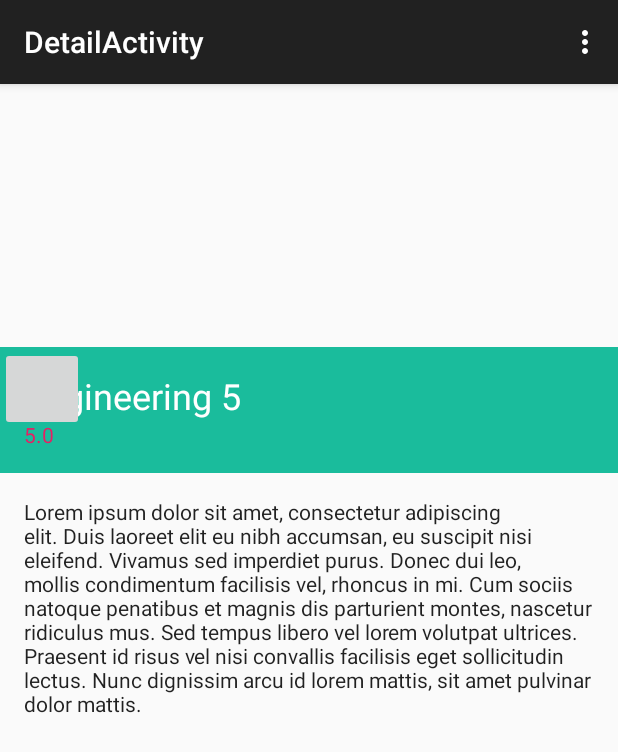
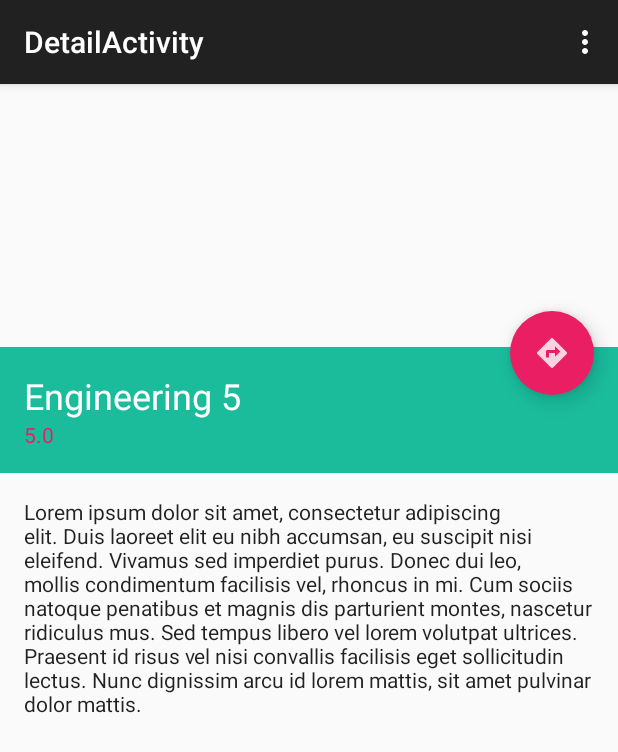
Before and after one commit to adityachugh/Discoveo, an Android app: the DetailActivity screen opened directly, with no data from a screen before it, on a phone screen of 412 x 824 dp. Shown: the top 752 px of the screen. Run offline under Robolectric (Android 15) with nearby library versions, the phone set to English and light mode, and no system bars.

Commit message:
Updated Detail Activity

```diff
--- a/Discoveo/app/src/main/res/layout/activity_detail.xml
+++ b/Discoveo/app/src/main/res/layout/activity_detail.xml
@@ -1,9 +1,12 @@
-<ScrollView xmlns:android="http://schemas.android.com/apk/res/android"
-            xmlns:tools="http://schemas.android.com/tools"
+<RelativeLayout
+    xmlns:android="http://schemas.android.com/apk/res/android"
+    xmlns:tools="http://schemas.android.com/tools"
+    android:layout_width="match_parent"
+    android:layout_height="match_parent">
+<ScrollView
             android:layout_width="match_parent"
             android:layout_height="match_parent"
             tools:context="io.mindbend.discoveo.DetailActivity">
-
 
     <LinearLayout
         android:layout_width="match_parent"
@@ -11,6 +14,7 @@
         android:orientation="vertical">
 
         <ImageView
+            android:scaleType="centerCrop"
             android:id="@+id/location_image"
             android:layout_width="390dp"
             android:layout_height="175dp"/>
@@ -57,16 +61,17 @@
                 android:padding="16dp"
                 android:text="@string/place_holder_text"
                 android:textAppearance="@style/TextAppearance.AppCompat.Body1"/>
-
-            <ImageButton
-                android:id="@+id/directions_fab"
-                android:layout_width="@dimen/fab_size"
-                android:layout_height="@dimen/fab_size"/>
-
         </RelativeLayout>
     </LinearLayout>
-
-
-
-
 </ScrollView>
+    <ImageButton
+        android:layout_marginTop="151dp"
+        android:layout_marginRight="16dp"
+        android:layout_alignParentRight="true"
+        android:src="@drawable/ic_directions"
+        android:background="@drawable/fab"
+        android:elevation="8dp"
+        android:id="@+id/directions_fab"
+        android:layout_width="@dimen/fab_size"
+        android:layout_height="@dimen/fab_size"/>
+</RelativeLayout>
```
Also changed, not shown: Discoveo/app/src/main/res/drawable-hdpi/ic_directions.png (added), Discoveo/app/src/main/res/drawable-mdpi/ic_directions.png (added), Discoveo/app/src/main/res/drawable-xhdpi/ic_directions.png (added), Discoveo/app/src/main/res/drawable-xxhdpi/ic_directions.png (added).
